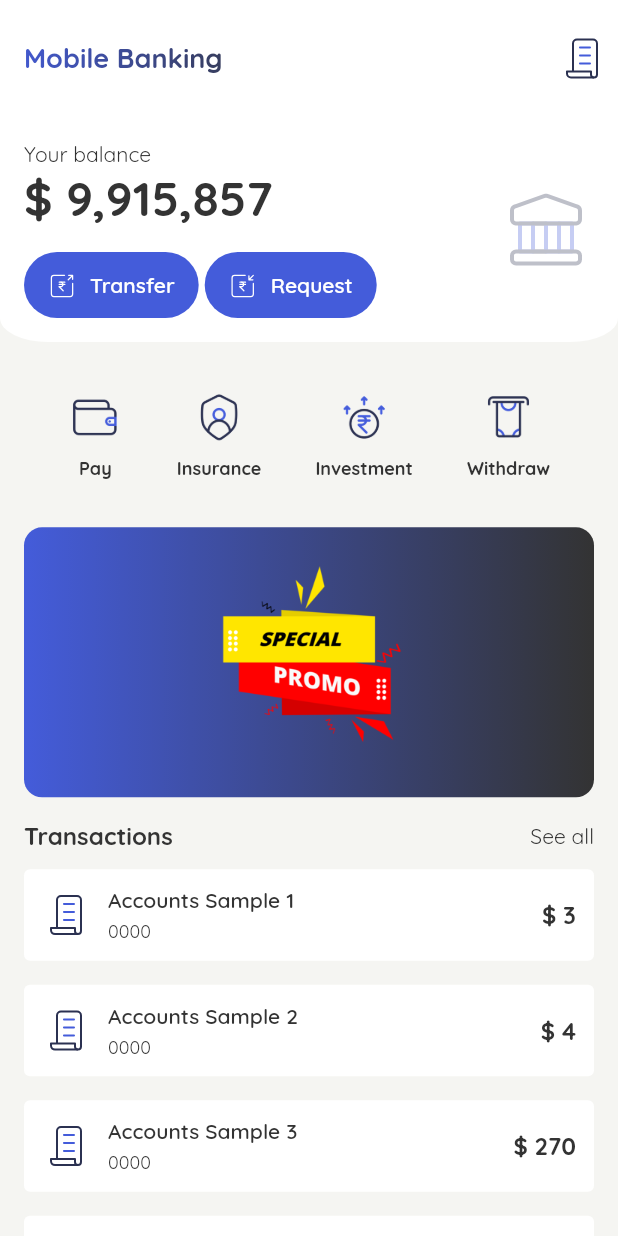
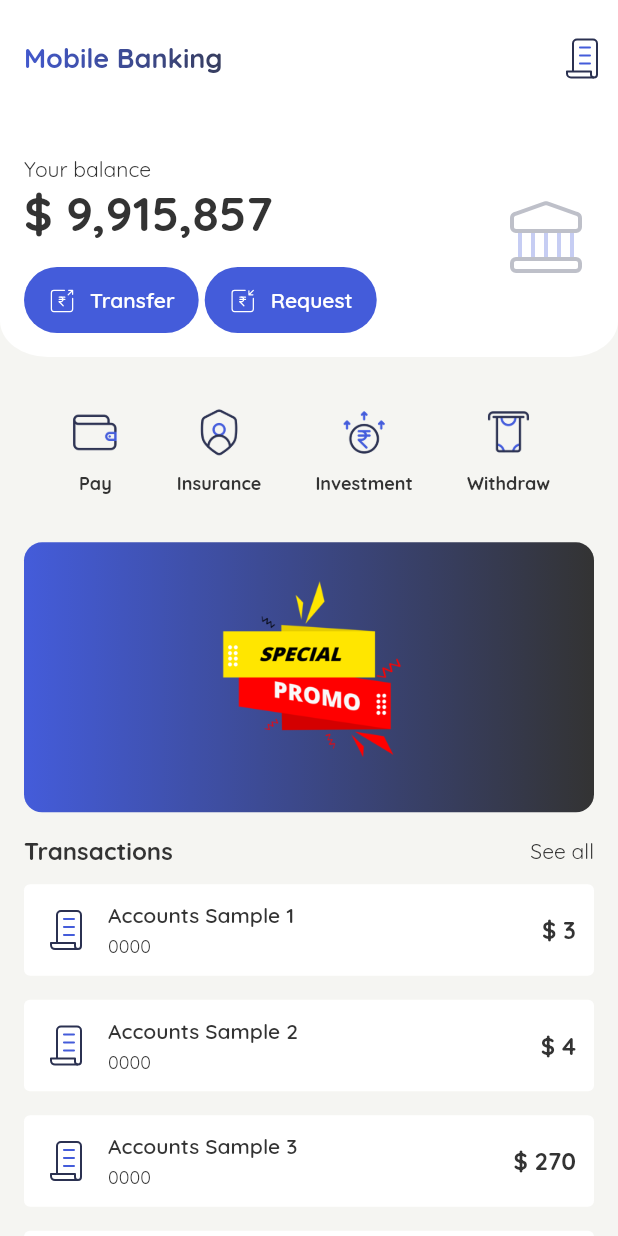
Before and after one commit to idrus919/xlink, a Flutter app: the screen it shows after launch, on a phone screen of 412 x 824 dp. Run offline on Flutter 3.47's test engine with Material 2 defaults, Android fonts, the phone set to English and light mode, and no system bars; our stand-ins replace flutter_svg, get; accounts and stored records are empty.

Commit message:
enhance radius card wallet

```diff
--- a/lib/app/modules/home/index.dart
+++ b/lib/app/modules/home/index.dart
@@ -11,6 +11,7 @@ import 'package:xlink/app/controllers/home.dart';
 import 'package:xlink/app/widgets/inkwell.dart';
 import 'package:xlink/app/widgets/menu.dart';
 import 'package:xlink/app/widgets/sample.dart';
+import 'package:xlink/app/widgets/sliver_delegate.dart';
 import 'package:xlink/routes/routes.dart';
 import 'package:xlink/services/utils.dart';
 
@@ -63,20 +64,34 @@ class HomeView extends StatelessWidget {
     );
   }
 
-  SliverToBoxAdapter get wallet {
+  SliverPersistentHeader get wallet {
     final balances = Sample.list.map((e) {
       final balanceAccounts = e.accounts.map((e) => e.balance).toList();
       final total = balanceAccounts.reduce((a, b) => a + b);
       return total;
     }).toList();
     final total = balances.reduce((a, b) => a + b);
-    return SliverToBoxAdapter(
-      child: Container(
+    return SliverPersistentHeader(
+      delegate: SliverDelegate(
+        height: 160,
+        child: Obx(() {
+          final offset = HomeController.find.offset.value;
+          double radius = 24;
+          if (offset > 160) {
+            radius = 0;
+          }
+          else {
+            if (offset > (160 - 24) && offset < 160) {
+              debugPrint(offset.toString());
+              radius = 160 - offset;
+            }
+          }
+          return Container(
             padding: inset(),
             decoration: BoxDecoration(
               color: whiteColor,
               borderRadius: BorderRadius.vertical(
-            bottom: radiusEliptical(32, 16),
+                bottom: radiusEliptical(32, radius),
               ),
             ),
             child: Row(
@@ -84,6 +99,7 @@ class HomeView extends StatelessWidget {
                 Expanded(
                   child: Column(
                     crossAxisAlignment: CrossAxisAlignment.start,
+                    mainAxisAlignment: MainAxisAlignment.end,
                     children: [
                       const Text('Your balance'),
                       Text(
@@ -141,6 +157,8 @@ class HomeView extends StatelessWidget {
                 ),
               ],
             ),
+          );
+        }),
       ),
     );
   }
```
Also changed, not shown: lib/app/controllers/home.dart (+2 -8 lines), lib/app/widgets/sliver_delegate.dart (added, +32 -0 lines). Lines whose indentation alone changed are shown as unchanged.
